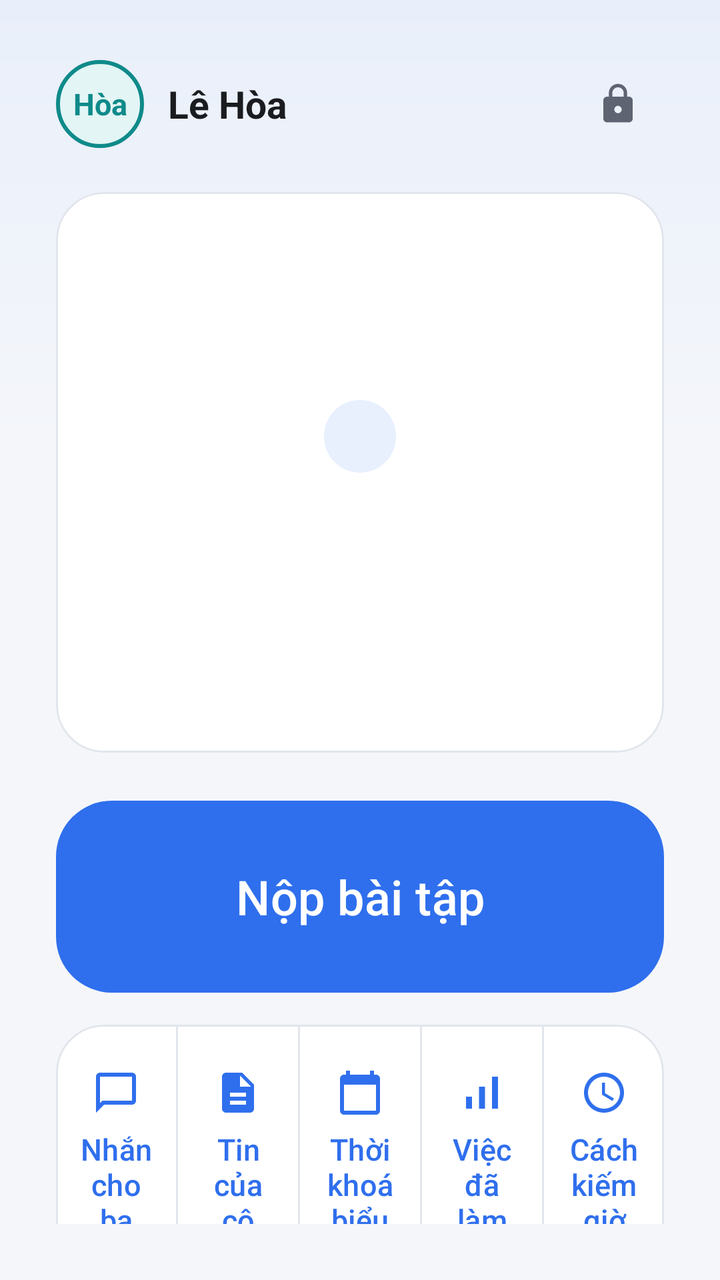
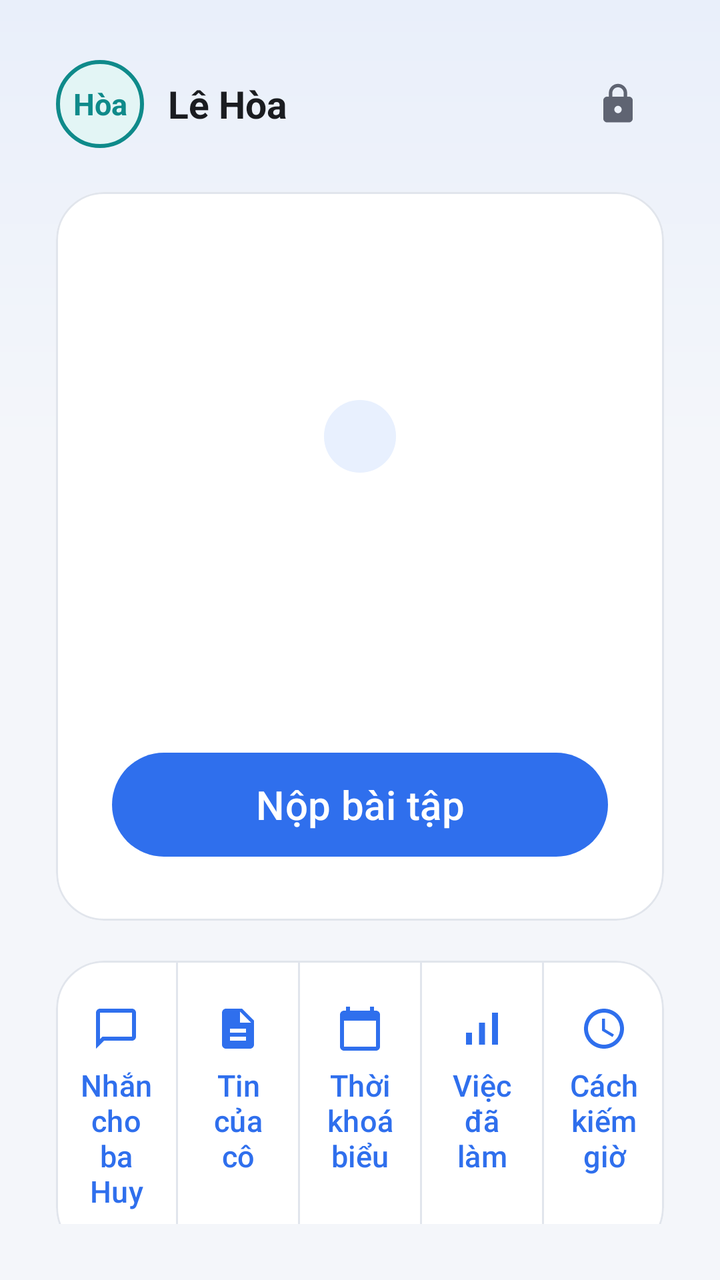

Two renders of the same Android screen: before a commit and after it. Below are the layout's source before the change and the commit's diff.
<!-- AndroidManifest.xml: application theme Theme.HomeworkGate -->
<!-- res/layout/activity_home.xml -->
<?xml version="1.0" encoding="utf-8"?>
<androidx.constraintlayout.widget.ConstraintLayout
    xmlns:android="http://schemas.android.com/apk/res/android"
    xmlns:app="http://schemas.android.com/apk/res-auto"
    android:id="@+id/root"
    android:layout_width="match_parent"
    android:layout_height="match_parent"
    android:background="@drawable/st_nen_man">

<LinearLayout
    android:layout_width="0dp"
    android:layout_height="0dp"
    android:orientation="vertical"
    android:padding="28dp"
    app:layout_constraintBottom_toBottomOf="parent"
    app:layout_constraintEnd_toEndOf="parent"
    app:layout_constraintStart_toStartOf="parent"
    app:layout_constraintTop_toTopOf="parent">

    <LinearLayout
        android:layout_width="match_parent"
        android:layout_height="wrap_content"
        android:orientation="horizontal"
        android:gravity="center_vertical">

        <TextView
            android:layout_width="44dp"
            android:layout_height="44dp"
            android:background="@drawable/bg_avatar_child"
            android:gravity="center"
            android:text="Hòa"
            android:textColor="@color/child_tint"
            android:textSize="15sp"
            android:textStyle="bold" />

        <TextView
            android:layout_width="0dp"
            android:layout_height="wrap_content"
            android:layout_weight="1"
            android:layout_marginStart="12dp"
            android:text="@string/child_name"
            android:textColor="@color/ink"
            android:textSize="19sp"
            android:textStyle="bold" />

        
        <com.google.android.material.button.MaterialButton
            android:id="@+id/btn_parent"
            style="@style/Widget.Material3.Button.IconButton"
            android:layout_width="48dp"
            android:layout_height="48dp"
            android:contentDescription="@string/parent_name_cap"
            app:icon="@drawable/ic_khoa"
            app:iconSize="22dp"
            app:iconTint="@color/ink_soft" />
    </LinearLayout>

    
    <ScrollView
        android:layout_width="match_parent"
        android:layout_height="0dp"
        android:layout_weight="1"
        android:fillViewport="true"
        android:scrollbars="none">

    <LinearLayout
        android:layout_width="match_parent"
        android:layout_height="wrap_content"
        android:orientation="vertical">

    
    <Space
        android:layout_width="match_parent"
        android:layout_height="0dp"
        android:layout_weight="1" />

    <com.google.android.material.card.MaterialCardView
        android:id="@+id/card_state"
        style="@style/Card"
        android:layout_width="match_parent"
        android:layout_height="wrap_content"
        android:layout_marginTop="20dp">

        <LinearLayout
            android:layout_width="match_parent"
            android:layout_height="match_parent"
            android:orientation="vertical"
            android:gravity="center"
            android:padding="28dp">

            
            <ImageView
                android:id="@+id/anh_mat"
                android:layout_width="64dp"
                android:layout_height="64dp"
                android:layout_marginBottom="12dp"
                android:contentDescription="@null" />

            <TextView
                android:id="@+id/txt_badge"
                android:layout_width="wrap_content"
                android:layout_height="wrap_content"
                android:background="@drawable/bg_pill"
                android:paddingHorizontal="18dp"
                android:paddingVertical="8dp"
                android:textColor="@color/brand_dark"
                android:textSize="15sp" />

            
            <FrameLayout
                android:id="@+id/khung_vong"
                android:layout_width="wrap_content"
                android:layout_height="wrap_content"
                android:layout_marginTop="10dp"
                android:visibility="gone">

                <com.google.android.material.progressindicator.CircularProgressIndicator
                    android:id="@+id/vong_phien"
                    android:layout_width="wrap_content"
                    android:layout_height="wrap_content"
                    android:layout_gravity="center"
                    app:indicatorSize="196dp"
                    app:trackCornerRadius="6dp"
                    app:trackThickness="12dp" />

                <TextView
                    android:id="@+id/txt_vong"
                    android:layout_width="wrap_content"
                    android:layout_height="wrap_content"
                    android:layout_gravity="center"
                    android:fontFeatureSettings="tnum"
                    android:textColor="@color/ink"
                    android:textSize="44sp"
                    android:textStyle="bold" />
            </FrameLayout>

            <TextView
                android:id="@+id/txt_state"
                android:layout_width="match_parent"
                android:layout_height="wrap_content"
                android:layout_marginTop="18dp"
                android:gravity="center"
                android:textColor="@color/ink"
                android:textSize="46sp"
                android:textStyle="bold" />

            <TextView
                android:id="@+id/txt_detail"
                android:layout_width="match_parent"
                android:layout_height="wrap_content"
                android:layout_marginTop="10dp"
                android:gravity="center"
                style="@style/Text.Body" />

            
            <LinearLayout
                android:id="@+id/khung_han_ngay"
                android:layout_width="match_parent"
                android:layout_height="wrap_content"
                android:layout_marginTop="22dp"
                android:background="?attr/selectableItemBackground"
                android:clickable="true"
                android:focusable="true"
                android:orientation="vertical"
                android:paddingVertical="4dp"
                android:visibility="gone">

                <LinearLayout
                    android:layout_width="match_parent"
                    android:layout_height="14dp"
                    android:background="@drawable/st_nen_thanh_ngay"
                    android:clipToOutline="true"
                    android:orientation="horizontal">

                    <View
                        android:id="@+id/phan_da_choi"
                        android:layout_width="0dp"
                        android:layout_height="match_parent" />

                    <View
                        android:id="@+id/phan_dang_giu"
                        android:layout_width="0dp"
                        android:layout_height="match_parent" />
                </LinearLayout>

                <TextView
                    android:id="@+id/chu_han_ngay"
                    android:layout_width="match_parent"
                    android:layout_height="wrap_content"
                    android:layout_marginTop="10dp"
                    android:gravity="center"
                    android:textColor="@color/ink_soft"
                    android:textSize="14sp" />
            </LinearLayout>
        </LinearLayout>
    </com.google.android.material.card.MaterialCardView>

    <Space
        android:layout_width="match_parent"
        android:layout_height="0dp"
        android:layout_weight="1" />

    
    <TextView
        android:id="@+id/nhan_viec"
        android:layout_width="wrap_content"
        android:layout_height="wrap_content"
        android:layout_marginTop="20dp"
        android:layout_marginBottom="8dp"
        android:letterSpacing="0.08"
        android:text="VIỆC HÔM NAY"
        android:textColor="@color/ink_soft"
        android:textSize="12sp"
        android:textStyle="bold"
        android:visibility="gone" />

    <com.google.android.material.card.MaterialCardView
        android:id="@+id/card_viec"
        style="@style/Card"
        android:layout_width="match_parent"
        android:layout_height="wrap_content"
        android:visibility="gone">

        <LinearLayout
            android:id="@+id/box_viec"
            android:layout_width="match_parent"
            android:layout_height="wrap_content"
            android:orientation="vertical"
            android:paddingVertical="4dp" />
    </com.google.android.material.card.MaterialCardView>

    <com.google.android.material.button.MaterialButton
        android:id="@+id/btn_submit"
        android:layout_width="match_parent"
        android:layout_height="104dp"
        android:layout_marginTop="20dp"
        android:text="@string/home_submit"
        android:textSize="24sp"
        app:cornerRadius="28dp" />

    
    <com.google.android.material.button.MaterialButton
        android:id="@+id/btn_nop_them"
        style="@style/Widget.Material3.Button.TextButton"
        android:layout_width="match_parent"
        android:layout_height="wrap_content"
        android:layout_marginTop="4dp"
        android:text="Nộp thêm bài để cộng dồn giờ"
        android:textSize="16sp"
        android:visibility="gone" />

    
    <com.google.android.material.card.MaterialCardView
        style="@style/Card"
        android:layout_width="match_parent"
        android:layout_height="wrap_content"
        android:layout_marginTop="12dp">

        <LinearLayout
            android:layout_width="match_parent"
            android:layout_height="wrap_content"
            android:orientation="horizontal">

            <com.google.android.material.button.MaterialButton
                android:id="@+id/btn_chat"
                style="@style/Widget.Material3.Button.TextButton"
                android:layout_width="0dp"
                android:layout_height="wrap_content"
                android:layout_weight="1"
                android:paddingVertical="18dp"
                android:text="@string/home_chat"
                android:textSize="15sp"
                app:icon="@drawable/st_ic_nhan_tin"
                app:iconGravity="top"
                app:iconPadding="6dp"
                app:iconSize="24dp" />

            
            <View
                android:id="@+id/vach_tin"
                android:layout_width="1dp"
                android:layout_height="match_parent"
                android:background="@color/line" />

            <com.google.android.material.button.MaterialButton
                android:id="@+id/btn_tin"
                style="@style/Widget.Material3.Button.TextButton"
                android:layout_width="0dp"
                android:layout_height="wrap_content"
                android:layout_weight="1"
                android:paddingVertical="18dp"
                android:text="@string/soan_tin_co"
                android:textSize="15sp"
                app:icon="@drawable/st_ic_tin_co"
                app:iconGravity="top"
                app:iconPadding="6dp"
                app:iconSize="24dp" />

            <View
                android:layout_width="1dp"
                android:layout_height="match_parent"
                android:background="@color/line" />

            <com.google.android.material.button.MaterialButton
                android:id="@+id/btn_lich"
                style="@style/Widget.Material3.Button.TextButton"
                android:layout_width="0dp"
                android:layout_height="wrap_content"
                android:layout_weight="1"
                android:paddingVertical="18dp"
                android:text="@string/soan_lich"
                android:textSize="15sp"
                app:icon="@drawable/st_ic_lich"
                app:iconGravity="top"
                app:iconPadding="6dp"
                app:iconSize="24dp" />

            <View
                android:layout_width="1dp"
                android:layout_height="match_parent"
                android:background="@color/line" />

            
            <com.google.android.material.button.MaterialButton
                android:id="@+id/btn_tien_bo"
                style="@style/Widget.Material3.Button.TextButton"
                android:layout_width="0dp"
                android:layout_height="wrap_content"
                android:layout_weight="1"
                android:paddingVertical="18dp"
                android:text="@string/tien_bo_nut"
                android:textSize="15sp"
                app:icon="@drawable/st_ic_tien_bo"
                app:iconGravity="top"
                app:iconPadding="6dp"
                app:iconSize="24dp" />

            <View
                android:layout_width="1dp"
                android:layout_height="match_parent"
                android:background="@color/line" />

            
            <com.google.android.material.button.MaterialButton
                android:id="@+id/btn_kiem_gio"
                style="@style/Widget.Material3.Button.TextButton"
                android:layout_width="0dp"
                android:layout_height="wrap_content"
                android:layout_weight="1"
                android:paddingVertical="18dp"
                android:text="@string/kiem_gio_nut"
                android:textSize="15sp"
                app:icon="@drawable/st_ic_dong_ho"
                app:iconGravity="top"
                app:iconPadding="6dp"
                app:iconSize="24dp" />
        </LinearLayout>
    </com.google.android.material.card.MaterialCardView>


    </LinearLayout>
    </ScrollView>
</LinearLayout>
</androidx.constraintlayout.widget.ConstraintLayout>
<!-- resources referenced by this layout -->
<resources>
  <color name="brand_dark">#1B4FC0</color>
  <color name="child_tint">#0F8A8A</color>
  <color name="ink">#1A1C20</color>
  <color name="ink_soft">#5F6472</color>
  <color name="line">#E1E5EC</color>
  <!-- drawable bg_avatar_child (drawable) -->
  <?xml version="1.0" encoding="utf-8"?>
  <shape xmlns:android="http://schemas.android.com/apk/res/android" android:shape="oval">
      <solid android:color="@color/child_soft" />
      <stroke android:width="2dp" android:color="@color/child_tint" />
  </shape>
  <!-- drawable bg_pill (drawable) -->
  <?xml version="1.0" encoding="utf-8"?>
  <shape xmlns:android="http://schemas.android.com/apk/res/android" android:shape="rectangle">
      <solid android:color="@color/brand_soft" />
      <corners android:radius="100dp" />
  </shape>
  <!-- drawable st_ic_lich (drawable) -->
  <vector xmlns:android="http://schemas.android.com/apk/res/android"
      android:width="24dp" android:height="24dp"
      android:viewportWidth="24" android:viewportHeight="24">
      <path android:fillColor="#FFFFFF"
          android:pathData="M20,3h-1V1h-2v2H7V1H5v2H4c-1.1,0 -2,0.9 -2,2v16c0,1.1 0.9,2 2,2h16c1.1,0 2,-0.9 2,-2V5c0,-1.1 -0.9,-2 -2,-2zM20,21H4V8h16v13z" />
  </vector>
  <!-- drawable st_ic_nhan_tin (drawable) -->
  <vector xmlns:android="http://schemas.android.com/apk/res/android"
      android:width="24dp" android:height="24dp"
      android:viewportWidth="24" android:viewportHeight="24">
      <path android:fillColor="#FFFFFF"
          android:pathData="M20,2H4c-1.1,0 -2,0.9 -2,2v18l4,-4h14c1.1,0 2,-0.9 2,-2V4c0,-1.1 -0.9,-2 -2,-2zM20,16H5.17L4,17.17V4h16v12z" />
  </vector>
  <!-- drawable st_ic_tin_co (drawable) -->
  <vector xmlns:android="http://schemas.android.com/apk/res/android"
      android:width="24dp" android:height="24dp"
      android:viewportWidth="24" android:viewportHeight="24">
      <path android:fillColor="#FFFFFF"
          android:pathData="M14,2H6c-1.1,0 -1.99,0.9 -1.99,2L4,20c0,1.1 0.89,2 1.99,2H18c1.1,0 2,-0.9 2,-2V8l-6,-6zM16,18H8v-2h8v2zM16,14H8v-2h8v2zM13,9V3.5L18.5,9H13z" />
  </vector>
  <!-- drawable st_nen_man (drawable) -->
  <?xml version="1.0" encoding="utf-8"?>
  <shape xmlns:android="http://schemas.android.com/apk/res/android"
      android:shape="rectangle">
      <gradient
          android:angle="270"
          android:centerColor="@color/canvas"
          android:centerY="0.35"
          android:endColor="@color/canvas"
          android:startColor="#E9EFFA"
          android:type="linear" />
  </shape>
  <!-- drawable st_nen_thanh_ngay (drawable) -->
  <?xml version="1.0" encoding="utf-8"?>
  <shape xmlns:android="http://schemas.android.com/apk/res/android"
      android:shape="rectangle">
      <solid android:color="#26000000" />
      <corners android:radius="7dp" />
  </shape>
  <string name="child_name">Lê Hòa</string>
  <string name="home_chat">Nhắn cho ba Huy</string>
  <string name="home_submit">Nộp bài tập</string>
  <string name="kiem_gio_nut">Cách kiếm giờ</string>
  <string name="parent_name_cap">Ba Huy</string>
  <string name="soan_lich">Thời khoá biểu</string>
  <string name="soan_tin_co">Tin của cô</string>
  <string name="tien_bo_nut">Việc đã làm</string>
  <style name="Card" parent="Widget.Material3.CardView.Elevated">
          
          <item name="cardBackgroundColor">@color/surface</item>
          <item name="cardCornerRadius">24dp</item>
          <item name="cardElevation">0dp</item>
          <item name="strokeWidth">1dp</item>
          <item name="strokeColor">@color/line</item>
      </style>
  <style name="Text.Body" parent="TextAppearance.Material3.BodyLarge">
          <item name="android:textColor">@color/ink_soft</item>
          <item name="android:textSize">17sp</item>
      </style>
  <color name="child_soft">#E3F5F5</color>
  <color name="brand_soft">#E8F0FE</color>
  <color name="canvas">#F4F6FA</color>
  <color name="surface">#FFFFFF</color>
  <color name="brand">#2F6FED</color>
</resources>

<!-- the commit's change to res/layout/activity_home.xml (unified diff, before → after) -->
@@ -192,6 +192,29 @@
                     android:textColor="@color/ink_soft"
                     android:textSize="14sp" />
             </LinearLayout>
+
+            
+            <com.google.android.material.button.MaterialButton
+                android:id="@+id/btn_submit"
+                android:layout_width="wrap_content"
+                android:layout_height="60dp"
+                android:layout_marginTop="24dp"
+                android:minWidth="300dp"
+                android:paddingHorizontal="32dp"
+                android:text="@string/home_submit"
+                android:textSize="20sp"
+                app:cornerRadius="30dp" />
+
+            
+            <com.google.android.material.button.MaterialButton
+                android:id="@+id/btn_nop_them"
+                style="@style/Widget.Material3.Button.TextButton"
+                android:layout_width="wrap_content"
+                android:layout_height="wrap_content"
+                android:layout_marginTop="4dp"
+                android:text="Nộp thêm bài để cộng dồn giờ"
+                android:textSize="16sp"
+                android:visibility="gone" />
         </LinearLayout>
     </com.google.android.material.card.MaterialCardView>
 
@@ -229,32 +252,12 @@
             android:paddingVertical="4dp" />
     </com.google.android.material.card.MaterialCardView>
 
-    <com.google.android.material.button.MaterialButton
-        android:id="@+id/btn_submit"
-        android:layout_width="match_parent"
-        android:layout_height="104dp"
-        android:layout_marginTop="20dp"
-        android:text="@string/home_submit"
-        android:textSize="24sp"
-        app:cornerRadius="28dp" />
-
-    
-    <com.google.android.material.button.MaterialButton
-        android:id="@+id/btn_nop_them"
-        style="@style/Widget.Material3.Button.TextButton"
-        android:layout_width="match_parent"
-        android:layout_height="wrap_content"
-        android:layout_marginTop="4dp"
-        android:text="Nộp thêm bài để cộng dồn giờ"
-        android:textSize="16sp"
-        android:visibility="gone" />
-
     
     <com.google.android.material.card.MaterialCardView
         style="@style/Card"
         android:layout_width="match_parent"
         android:layout_height="wrap_content"
-        android:layout_marginTop="12dp">
+        android:layout_marginTop="20dp">
 
         <LinearLayout
             android:layout_width="match_parent"
